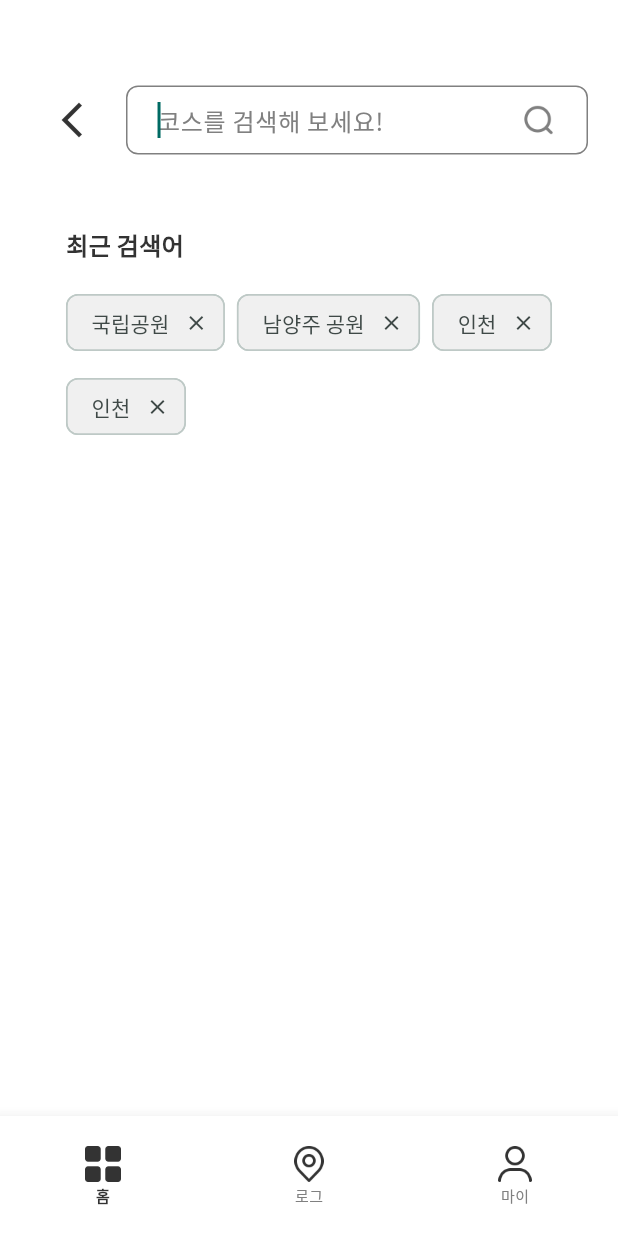
After one commit to Plo-Go/plogo-mobile, a Flutter app: the SearchScreen screen opened by its route, on a phone screen of 412 x 824 dp. The commit adds this screen. Run offline on Flutter 3.47's test engine with Material 3 defaults, Android fonts, the phone set to English and light mode, and no system bars; our stand-ins replace dio, flutter_riverpod, flutter_svg, go_router.

Commit message:
[FEAT] 검색 창 및 검색결과 화면 구현

```diff
--- a/lib/core/router/app_router.dart
+++ b/lib/core/router/app_router.dart
@@ -6,6 +6,7 @@ import '../../features/onboarding/screens/onboarding_complete_screen.dart';
 import '../../features/home/screens/home_screen.dart';
 import '../../features/log/screens/log_screen.dart';
 import '../../features/mypage/screens/mypage_screen.dart';
+import '../../features/search/screens/search_screen.dart';
 
 /// 앱 라우터 설정
 final appRouter = GoRouter(
@@ -66,6 +67,11 @@ final appRouter = GoRouter(
           path: '/mypage',
           pageBuilder: (context, state) => const NoTransitionPage(child: MyPageScreen()),
         ),
+        // 검색 화면 (하단바 포함)
+        GoRoute(
+          path: '/search',
+          builder: (context, state) => const SearchScreen(),
+        ),
       ],
     ),
   ],
--- /dev/null
+++ b/lib/features/search/screens/search_screen.dart
@@ -0,0 +1,137 @@
+import 'package:flutter/material.dart';
+import 'package:plogo/shared/theme/app_colors.dart';
+import '../widgets/search_text_field.dart';
+import '../widgets/recent_searches.dart';
+import '../widgets/search_region_item.dart';
+import '../widgets/search_course_item.dart';
+
+class SearchScreen extends StatefulWidget {
+  const SearchScreen({super.key});
+
+  @override
+  State<SearchScreen> createState() => _SearchScreenState();
+}
+
+class _SearchScreenState extends State<SearchScreen> {
+  final TextEditingController _searchController = TextEditingController();
+  final FocusNode _focusNode = FocusNode();
+
+  @override
+  void initState() {
+    super.initState();
+    // 화면 진입 시 자동으로 키보드 포커스
+    WidgetsBinding.instance.addPostFrameCallback((_) {
+      _focusNode.requestFocus();
+    });
+  }
+
+  @override
+  void dispose() {
+    _searchController.dispose();
+    _focusNode.dispose();
+    super.dispose();
+  }
+
+  @override
+  Widget build(BuildContext context) {
+    return Scaffold(
+      backgroundColor: AppColors.white,
+      body: SafeArea(
+        child: Column(
+          children: [
+            // 상단 검색바
+            SearchTextField(
+              controller: _searchController,
+              focusNode: _focusNode,
+              onChanged: () => setState(() {}),
+            ),
+
+            // 검색 결과 영역
+            Expanded(
+              child: _searchController.text.isEmpty
+                  ? _buildRecentSearches()
+                  : _buildSearchResults(),
+            ),
+          ],
+        ),
+      ),
+    );
+  }
+
+  Widget _buildRecentSearches() {
+    // TODO: 실제 최근 검색어 데이터 연동
+    return RecentSearches(
+      keywords: const ['국립공원', '남양주 공원', '인천', '인천'],
+      onDelete: (keyword) {
+        // TODO: 최근 검색어 삭제 로직
+      },
+    );
+  }
+
+  Widget _buildSearchResults() {
+    final query = _searchController.text.toLowerCase();
+
+    // 샘플 데이터
+    final regions = [
+      {'name': '문경', 'fullName': '경상북도 문경시'},
+      {'name': '대전', 'fullName': '대전광역시'},
+      {'name': '세종', 'fullName': '세종특별자치시'},
+      {'name': '서울', 'fullName': '서울특별시'},
+    ];
+
+    final courses = [
+      {'name': '문경새재 도립공원', 'address': '경상북도 문경시 문경읍 새재로 932'},
+      {'name': '문경 용추계곡', 'address': '경상북도 문경시 가은읍 완장리'},
+      {'name': '세종호수공원', 'address': '세종특별자치시 연기면'},
+      {'name': '서울숲', 'address': '서울특별시 성동구 뚝섬로'},
+    ];
+
+    // 검색어로 필터링
+    final filteredRegions = regions.where((r) =>
+      r['name']!.toLowerCase().contains(query)
+    ).toList();
+
+    final filteredCourses = courses.where((c) =>
+      c['name']!.toLowerCase().contains(query) ||
+      c['address']!.toLowerCase().contains(query)
+    ).toList();
+
+    // 결과가 없을 때
+    if (filteredRegions.isEmpty && filteredCourses.isEmpty) {
+      return Center(
+        child: Padding(
+          padding: const EdgeInsets.all(40),
+          child: Text(
+            '검색 결과가 없습니다',
+            style: TextStyle(
+              fontSize: 16,
+              color: AppColors.grey,
+            ),
+          ),
+        ),
+      );
+    }
+
+    return ListView(
+      padding: const EdgeInsets.all(20),
+      children: [
+        // 지역 결과
+        ...filteredRegions.map((region) => SearchRegionItem(
+          query: _searchController.text,
+          name: region['name']!,
+          fullName: region['fullName']!,
+        )),
+
+        if (filteredCourses.isNotEmpty) const SizedBox(height: 20),
+
+        // 코스 결과
+        ...filteredCourses.map((course) => SearchCourseItem(
+          query: _searchController.text,
+          name: course['name']!,
+          address: course['address']!,
+          iconPath: 'assets/images/sample.png',
+        )),
+      ],
+    );
+  }
+}
--- /dev/null
+++ b/lib/features/search/widgets/recent_searches.dart
@@ -0,0 +1,45 @@
+import 'package:flutter/material.dart';
+import 'package:plogo/shared/theme/app_colors.dart';
+
+class RecentSearches extends StatelessWidget {
+  final List<String> keywords;
+  final Function(String) onDelete;
+
+  const RecentSearches({
+    super.key,
+    required this.keywords,
+    required this.onDelete,
+  });
+
+  @override
+  Widget build(BuildContext context) {
+    return Padding(
+      padding: const EdgeInsets.all(20),
+      child: Column(
+        crossAxisAlignment: CrossAxisAlignment.start,
+        children: [
+          const Text(
+            '최근 검색어',
+            style: TextStyle(
+              fontSize: 16,
+              fontWeight: FontWeight.bold,
+            ),
+          ),
+          const SizedBox(height: 16),
+          Wrap(
+            spacing: 8,
+            runSpacing: 8,
+            children: keywords.map((keyword) {
+              return Chip(
+                label: Text(keyword),
+                deleteIcon: const Icon(Icons.close, size: 16),
+                onDeleted: () => onDelete(keyword),
+                backgroundColor: AppColors.greyLight,
+              );
+            }).toList(),
+          ),
+        ],
+      ),
+    );
+  }
+}
--- /dev/null
+++ b/lib/features/search/widgets/search_text_field.dart
@@ -0,0 +1,90 @@
+import 'package:flutter/material.dart';
+import 'package:go_router/go_router.dart';
+import 'package:plogo/shared/theme/app_colors.dart';
+
+class SearchTextField extends StatelessWidget {
+  final TextEditingController controller;
+  final FocusNode focusNode;
+  final VoidCallback onChanged;
+
+  const SearchTextField({
+    super.key,
+    required this.controller,
+    required this.focusNode,
+    required this.onChanged,
+  });
+
+  @override
+  Widget build(BuildContext context) {
+    return Container(
+      padding: const EdgeInsets.fromLTRB(24, 8, 20, 28),
+      child: Row(
+        children: [
+          IconButton(
+            icon: const Icon(Icons.arrow_back_ios_new, size: 28, color: AppColors.black),
+            onPressed: () => context.pop(),
+            padding: EdgeInsets.zero,
+            constraints: const BoxConstraints(),
+          ),
+          const SizedBox(width: 12),
+          Expanded(
+            child: Container(
+              height: 46,
+              decoration: BoxDecoration(
+                color: Colors.white,
+                borderRadius: BorderRadius.circular(8),
+                border: Border.all(color: AppColors.grey, width: 1),
+              ),
+              padding: const EdgeInsets.symmetric(horizontal: 12),
+              child: Row(
+                children: [
+                  const SizedBox(width: 8),
+                  Expanded(
+                    child: TextField(
+                      controller: controller,
+                      focusNode: focusNode,
+                      style: const TextStyle(fontSize: 16),
+                      decoration: const InputDecoration(
+                        border: InputBorder.none,
+                        hintText: '코스를 검색해 보세요!',
+                        hintStyle: TextStyle(
+                          color: AppColors.grey,
+                          fontSize: 16,
+                        ),
+                        contentPadding: EdgeInsets.zero,
+                        isDense: true,
+                      ),
+                      onChanged: (_) => onChanged(),
+                    ),
+                  ),
+                  const SizedBox(width: 8),
+                  if (controller.text.isNotEmpty)
+                    GestureDetector(
+                      onTap: () {
+                        controller.clear();
+                        onChanged();
+                      },
+                      child: const Icon(Icons.close, size: 20, color: AppColors.grey),
+                    )
+                  else
+                    Image.asset(
+                      'assets/images/search.png',
+                      width: 24,
+                      height: 24,
+                      fit: BoxFit.contain,
+                      errorBuilder: (context, error, stackTrace) => const Icon(
+                        Icons.search,
+                        color: AppColors.grey,
+                        size: 24,
+                      ),
+                    ),
+                  const SizedBox(width: 8),
+                ],
+              ),
+            ),
+          ),
+        ],
+      ),
+    );
+  }
+}
```
Also changed, not shown: lib/features/search/widgets/search_course_item.dart (added, +128 -0 lines), lib/features/search/widgets/search_region_item.dart (added, +90 -0 lines), lib/shared/widgets/top_bar.dart (+10 -11 lines), assets/images/sample.png (added).
